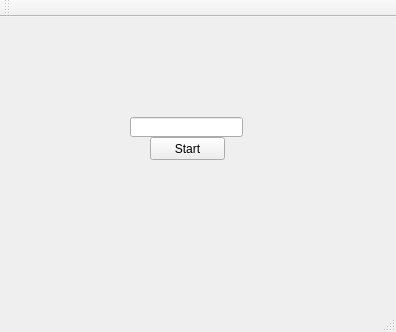
Old version of the form server/WirelessAudioServer/mainwindow.ui in the repository SpenserL/WirelessAudio.
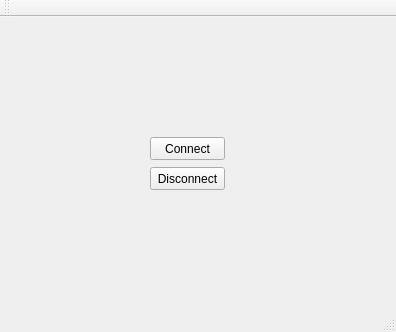
New version of the form.

Commit message: Attempting to connect client with server

What changed in the file:
```diff
--- a/server/WirelessAudioServer/mainwindow.ui
+++ b/server/WirelessAudioServer/mainwindow.ui
@@ -24,21 +24,24 @@
      </rect>
     </property>
     <property name="text">
-     <string>Start</string>
+     <string>Connect</string>
     </property>
     <property name="autoDefault">
      <bool>false</bool>
     </property>
    </widget>
-   <widget class="QLineEdit" name="ipAddr">
+   <widget class="QPushButton" name="pushButton_2">
     <property name="geometry">
      <rect>
-      <x>130</x>
-      <y>100</y>
-      <width>113</width>
-      <height>20</height>
+      <x>150</x>
+      <y>150</y>
+      <width>75</width>
+      <height>23</height>
      </rect>
     </property>
+    <property name="text">
+     <string>Disconnect</string>
+    </property>
    </widget>
   </widget>
   <widget class="QMenuBar" name="menuBar">
```
The commit also changes 8 other files.
